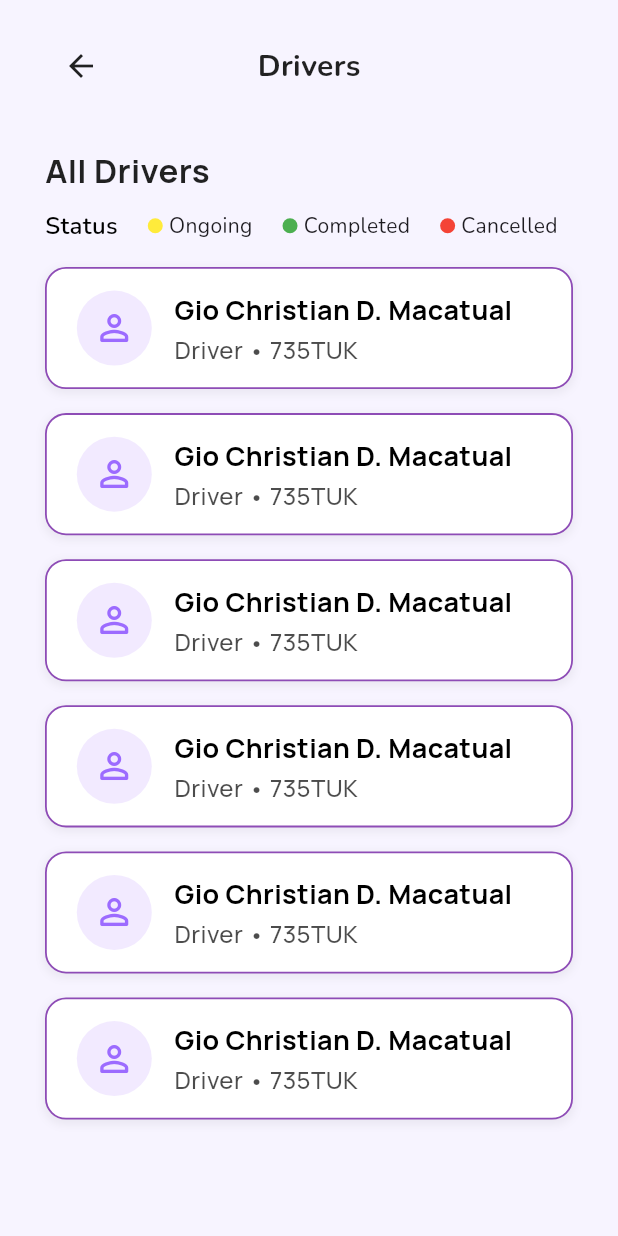
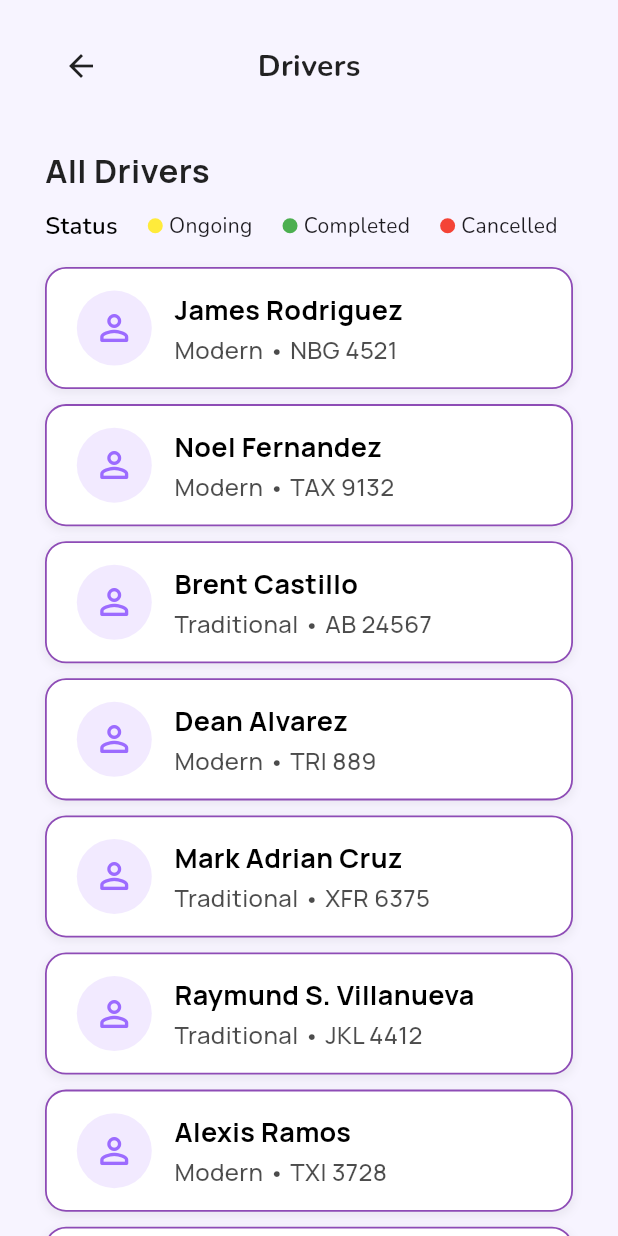
Before and after one commit to ShanRaboy11/komyut, a Flutter app: the AnalyticsCard screen opened directly, after a tap on "View All", on a phone screen of 412 x 824 dp. Run offline on Flutter 3.47's test engine with Material 3 defaults, Android fonts, the phone set to English and light mode, and no system bars; our stand-ins replace another_flushbar, barcode_widget, dotted_border, file_picker, fl_chart, flutter_dotenv and 9 more; missing offline and left inert: gal, mobile_scanner; accounts and stored records are empty; project files that could hold a hidden picture were left out.

Commit message:
feat(driver_list):implemendte driver list - Macatual

```diff
--- a/lib/views/pages/driver_operator copy.dart
+++ b/lib/views/pages/driver_operator copy.dart
@@ -1,6 +1,7 @@
 import 'package:flutter/material.dart';
 import 'package:google_fonts/google_fonts.dart';
 import 'driverlist_operator.dart';
+import '../widgets/drivercard_operator.dart';
 
 class AnalyticsCard extends StatefulWidget {
   const AnalyticsCard({super.key});
@@ -115,6 +116,13 @@ class _AnalyticsCardState extends State<AnalyticsCard> {
       }
     });
   }
+
+  final List<Map<String, String>> driverList = [
+    {"name": "James Rodriguez", "puvType": "Modern", "plate": "NBG 4521"},
+    {"name": "Noel Fernandez", "puvType": "Modern", "plate": "TAX 9132"},
+    {"name": "Brent Castillo", "puvType": "Traditional", "plate": "AB 24567"},
+    {"name": "Dean Alvarez", "puvType": "Modern", "plate": "TRI 889"},
+  ];
 
   @override
   Widget build(BuildContext context) {
@@ -350,7 +358,7 @@ class _AnalyticsCardState extends State<AnalyticsCard> {
                 mainAxisAlignment: MainAxisAlignment.spaceBetween,
                 children: [
                   Text(
-                    "Recent Trips",
+                    "List of Drivers",
                     style: GoogleFonts.manrope(
                       fontSize: 22,
                       fontWeight: FontWeight.bold,
@@ -376,7 +384,24 @@ class _AnalyticsCardState extends State<AnalyticsCard> {
                   ),
                 ],
               ),
-              const SizedBox(height: 12),
+              const SizedBox(height: 15),
+              ListView.builder(
+                shrinkWrap: true,
+                physics: const NeverScrollableScrollPhysics(),
+                itemCount: driverList.length,
+                itemBuilder: (context, index) {
+                  final driver = driverList[index];
+
+                  return Padding(
+                    padding: const EdgeInsets.only(bottom: 10),
+                    child: DriverCard(
+                      name: driver["name"]!,
+                      puvType: driver["puvType"]!,
+                      plate: driver["plate"]!,
+                    ),
+                  );
+                },
+              ),
             ],
           ),
         ),
--- a/lib/views/pages/driverlist_operator.dart
+++ b/lib/views/pages/driverlist_operator.dart
@@ -13,6 +13,21 @@ class DriverListPage extends StatefulWidget {
 
 class DriverListPageState extends State<DriverListPage>
     with SingleTickerProviderStateMixin {
+  final List<Map<String, String>> driverList = [
+    {"name": "James Rodriguez", "puvType": "Modern", "plate": "NBG 4521"},
+    {"name": "Noel Fernandez", "puvType": "Modern", "plate": "TAX 9132"},
+    {"name": "Brent Castillo", "puvType": "Traditional", "plate": "AB 24567"},
+    {"name": "Dean Alvarez", "puvType": "Modern", "plate": "TRI 889"},
+    {"name": "Mark Adrian Cruz", "puvType": "Traditional", "plate": "XFR 6375"},
+    {
+      "name": "Raymund S. Villanueva",
+      "puvType": "Traditional",
+      "plate": "JKL 4412",
+    },
+    {"name": "Alexis Ramos", "puvType": "Modern", "plate": "TXI 3728"},
+    {"name": "John Carlo Mendoza", "puvType": "Modern", "plate": "UVE 0291"},
+  ];
+
   @override
   Widget build(BuildContext context) {
     return Scaffold(
@@ -83,43 +98,23 @@ class DriverListPageState extends State<DriverListPage>
               const SizedBox(height: 16),
 
               // Recent Trips List
-              const DriverCard(
-                name: "Gio Christian D. Macatual",
-                puvType: "Driver",
-                plate: "735TUK",
+              ListView.builder(
+                shrinkWrap: true,
+                physics: const NeverScrollableScrollPhysics(),
+                itemCount: driverList.length,
+                itemBuilder: (context, index) {
+                  final driver = driverList[index];
+
+                  return Padding(
+                    padding: const EdgeInsets.only(bottom: 10),
+                    child: DriverCard(
+                      name: driver["name"]!,
+                      puvType: driver["puvType"]!,
+                      plate: driver["plate"]!,
+                    ),
+                  );
+                },
               ),
-              const SizedBox(height: 16),
-              const DriverCard(
-                name: "Gio Christian D. Macatual",
-                puvType: "Driver",
-                plate: "735TUK",
-              ),
-              const SizedBox(height: 16),
-              const DriverCard(
-                name: "Gio Christian D. Macatual",
-                puvType: "Driver",
-                plate: "735TUK",
-              ),
-              const SizedBox(height: 16),
-              const DriverCard(
-                name: "Gio Christian D. Macatual",
-                puvType: "Driver",
-                plate: "735TUK",
-              ),
-              const SizedBox(height: 16),
-              const DriverCard(
-                name: "Gio Christian D. Macatual",
-                puvType: "Driver",
-                plate: "735TUK",
-              ),
-              const SizedBox(height: 16),
-              const DriverCard(
-                name: "Gio Christian D. Macatual",
-                puvType: "Driver",
-                plate: "735TUK",
-              ),
-
-              const SizedBox(height: 20),
             ],
           ),
         ),
```
